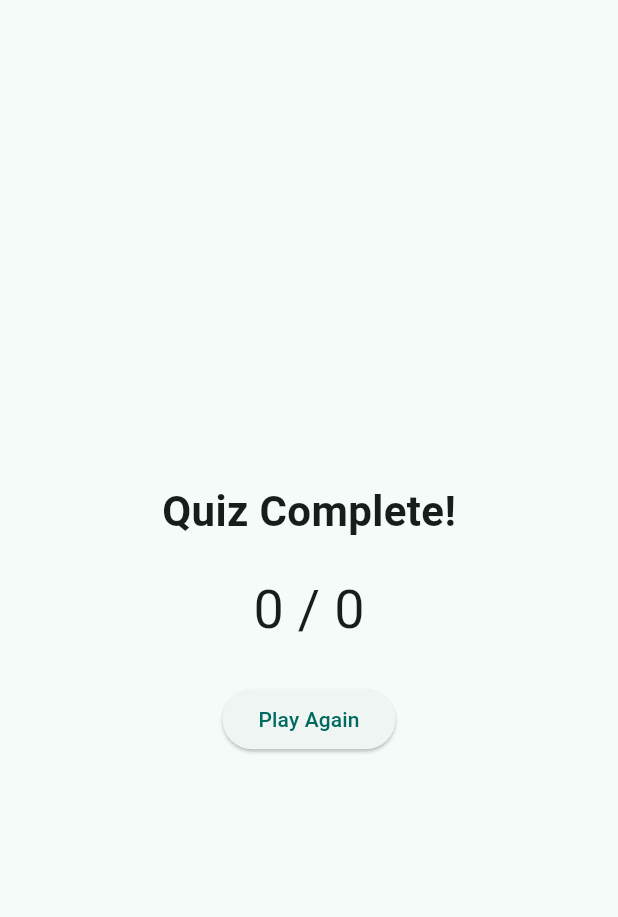
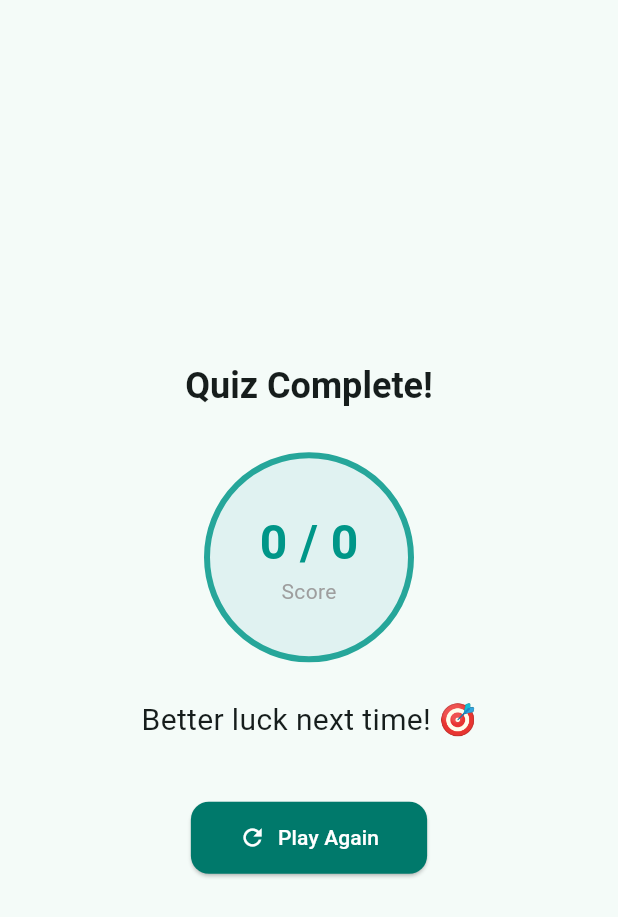
Before and after one commit to RolenaW/quiz_app, a Flutter app: the ResultScreen screen opened directly with empty values, on a phone screen of 412 x 824 dp. Shown: the top 917 px of the screen. Run offline on Flutter 3.47's test engine with Material 3 defaults, Android fonts, the light colour scheme and no system bars.

Commit message:
results  screen updated and internet permissions added.

```diff
--- a/lib/main.dart
+++ b/lib/main.dart
@@ -1,11 +1,7 @@
 import 'package:flutter/material.dart';
-import 'app_config.dart';
 import 'screens/quiz_screen.dart';
 
-void main() {
-  AppConfig.validate();
-  runApp(const QuizApp());
-}
+void main() => runApp(const QuizApp());
 
 class QuizApp extends StatelessWidget {
   const QuizApp({super.key});
@@ -13,7 +9,7 @@ class QuizApp extends StatelessWidget {
   @override
   Widget build(BuildContext context) {
     return MaterialApp(
-      title: 'Quiz App',
+      title: 'Trivia Quiz',
       debugShowCheckedModeBanner: false,
       theme: ThemeData(
         colorSchemeSeed: Colors.teal,
--- a/lib/screens/result_screen.dart
+++ b/lib/screens/result_screen.dart
@@ -7,25 +7,71 @@ class ResultScreen extends StatelessWidget {
 
   const ResultScreen({super.key, required this.score, required this.total});
 
+  String get _message {
+    final pct = score / total;
+    if (pct == 1.0) return 'Perfect Score! 🏆';
+    if (pct >= 0.8) return 'Excellent! 🎉';
+    if (pct >= 0.6) return 'Good Job! 👍';
+    if (pct >= 0.4) return 'Keep Practicing! 💪';
+    return 'Better luck next time! 🎯';
+  }
+
   @override
   Widget build(BuildContext context) {
     return Scaffold(
       body: Center(
         child: Padding(
-          padding: const EdgeInsets.all(24),
+          padding: const EdgeInsets.all(32),
           child: Column(
             mainAxisAlignment: MainAxisAlignment.center,
             children: [
-              const Text('Quiz Complete!', style: TextStyle(fontSize: 28, fontWeight: FontWeight.bold)),
-              const SizedBox(height: 20),
-              Text('$score / $total', style: const TextStyle(fontSize: 36)),
+              Text('Quiz Complete!',style: Theme.of(context)
+                    .textTheme
+                    .headlineSmall
+                    ?.copyWith(fontWeight: FontWeight.bold),
+              ),
+              const SizedBox(height: 28),
+              Container(width: 140,height: 140,
+                decoration: BoxDecoration(
+                  shape: BoxShape.circle,
+                  color: Colors.teal.shade50,
+                  border: Border.all(
+                    color: Colors.teal.shade400,
+                    width: 4,
+                  ),
+                ),
+                child: Column(
+                  mainAxisAlignment: MainAxisAlignment.center,
+                  children: [
+                    Text('$score / $total',style: const TextStyle(fontSize: 32,fontWeight: FontWeight.bold,color: Colors.teal,
+                      ),
+                    ),
+                    const Text('Score',style: TextStyle(color: Colors.grey),
+                    ),
+                  ],
+                ),
+              ),
               const SizedBox(height: 24),
-              ElevatedButton(
+              Text(_message,style: const TextStyle(fontSize: 20),
+              ),
+              const SizedBox(height: 40),
+              ElevatedButton.icon(
                 onPressed: () => Navigator.pushReplacement(
                   context,
-                  MaterialPageRoute(builder: (_) => const QuizScreen()),
+                  MaterialPageRoute(
+                    builder: (_) => const QuizScreen(),
+                  ),
                 ),
-                child: const Text('Play Again'),
+                icon: const Icon(Icons.refresh),
+                label: const Text('Play Again'),
+                style: ElevatedButton.styleFrom(
+                  backgroundColor: Colors.teal.shade700,
+                  foregroundColor: Colors.white,
+                  padding: const EdgeInsets.symmetric(horizontal: 32,vertical: 14,
+                  ),
+                  shape: RoundedRectangleBorder(borderRadius: BorderRadius.circular(12),
+                  ),
+                ),
               ),
             ],
           ),
```
Also changed, not shown: 1 other file.
